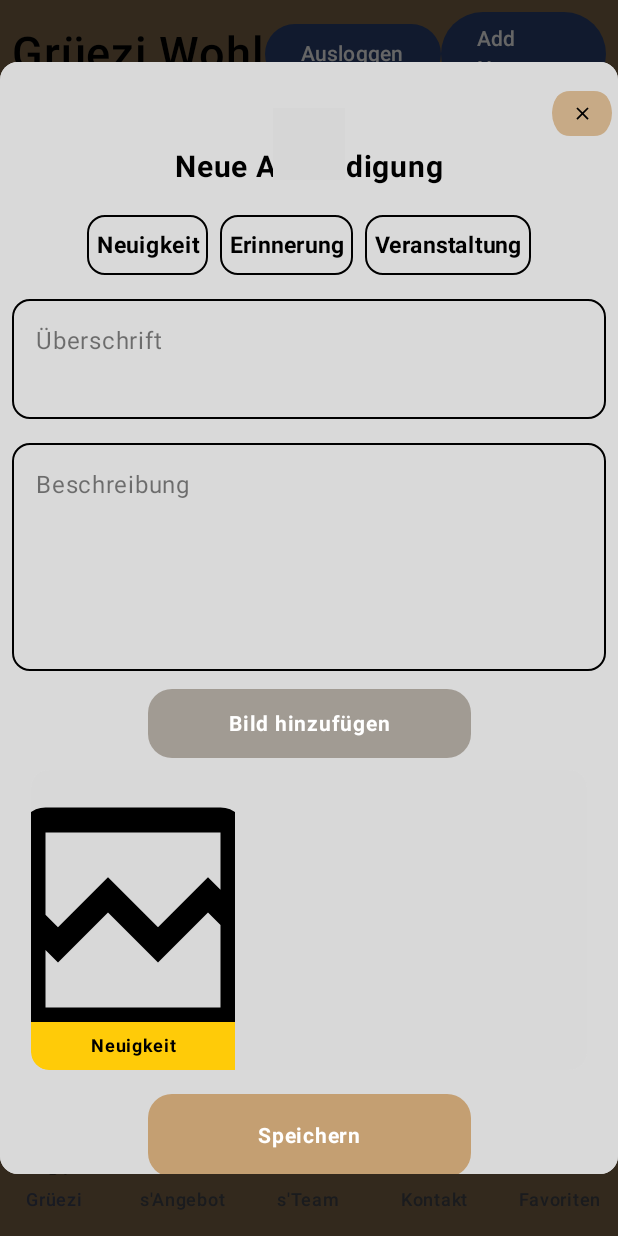
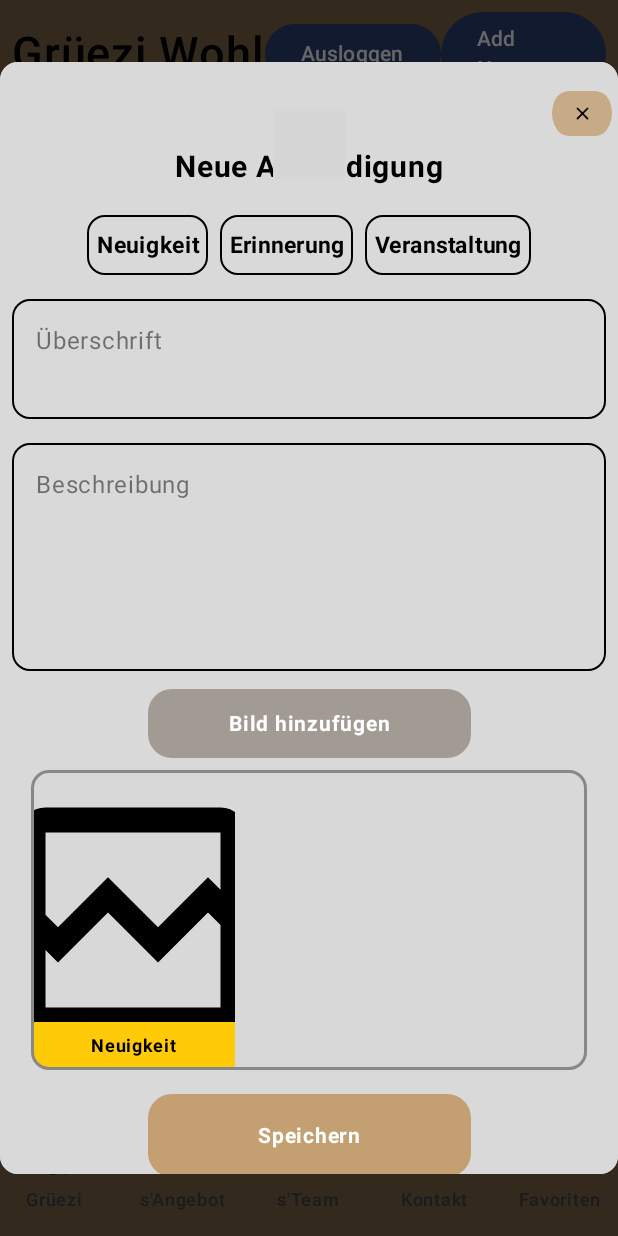
Before and after one commit to JensHuelsenbeck/ChaesStoekli, an Android app built with Jetpack Compose: the NewsScreen screen opened through its navigation route, after a tap on "Add News", on a phone screen of 412 x 824 dp. Run offline under Robolectric (Android 15) with nearby library versions, the light colour scheme and no system bars; our stand-ins replace Firebase (no records; nobody signed in at launch, a user with empty details on screens opened directly); pictures from the network do not load; 3 statements that could not run were skipped; grey boxes are pictures that could not be loaded.

Commit message:
ConfirmationDialog für die AddNews fertig

```diff
--- a/app/src/main/java/com/example/cheas_stoeckli/ui/components/Dialog/AddPictureButton.kt
+++ b/app/src/main/java/com/example/cheas_stoeckli/ui/components/AddNewsDialog/AddPictureButton.kt
@@ -1,4 +1,4 @@
-package com.example.cheas_stoeckli.ui.components.Dialog
+package com.example.cheas_stoeckli.ui.components.AddNewsDialog
 
 import androidx.compose.foundation.clickable
 import androidx.compose.foundation.layout.Box
--- a/app/src/main/java/com/example/cheas_stoeckli/ui/components/Dialog/DialogTextField.kt
+++ b/app/src/main/java/com/example/cheas_stoeckli/ui/components/AddNewsDialog/DialogTextField.kt
@@ -1,4 +1,4 @@
-package com.example.cheas_stoeckli.ui.components.Dialog
+package com.example.cheas_stoeckli.ui.components.AddNewsDialog
 
 import androidx.compose.foundation.layout.Spacer
 import androidx.compose.foundation.layout.fillMaxWidth
--- a/app/src/main/java/com/example/cheas_stoeckli/ui/components/Dialog/EnumItem.kt
+++ b/app/src/main/java/com/example/cheas_stoeckli/ui/components/AddNewsDialog/EnumItem.kt
@@ -1,4 +1,4 @@
-package com.example.cheas_stoeckli.ui.components.Dialog
+package com.example.cheas_stoeckli.ui.components.AddNewsDialog
 
 import androidx.compose.foundation.background
 import androidx.compose.foundation.border
--- a/app/src/main/java/com/example/cheas_stoeckli/ui/components/Dialog/NewsAddDialog.kt
+++ b/app/src/main/java/com/example/cheas_stoeckli/ui/components/AddNewsDialog/NewsAddDialog.kt
@@ -1,10 +1,11 @@
-package com.example.cheas_stoeckli.ui.components.Dialog
+package com.example.cheas_stoeckli.ui.components.AddNewsDialog
 
 import android.net.Uri
 import androidx.activity.compose.rememberLauncherForActivityResult
 import androidx.activity.result.contract.ActivityResultContracts
 import androidx.compose.animation.AnimatedVisibility
 import androidx.compose.foundation.background
+import androidx.compose.foundation.border
 import androidx.compose.foundation.layout.Arrangement
 import androidx.compose.foundation.layout.Box
 import androidx.compose.foundation.layout.Column
@@ -29,6 +30,8 @@ import androidx.compose.material3.Surface
 import androidx.compose.material3.Text
 import androidx.compose.runtime.Composable
 import androidx.compose.runtime.MutableState
+import androidx.compose.runtime.mutableStateOf
+import androidx.compose.runtime.remember
 import androidx.compose.ui.Alignment
 import androidx.compose.ui.Modifier
 import androidx.compose.ui.graphics.Color
@@ -47,8 +50,9 @@ import org.koin.androidx.compose.koinViewModel
 fun NewsAddDialog(
     viewModel: NewsAddViewModel = koinViewModel(),
     isDialogOpen: MutableState<Boolean>,
-    modifier: Modifier = Modifier
 ) {
+
+    val showConfirmDialog = remember { mutableStateOf(false) }
 
     val launcher = rememberLauncherForActivityResult(
         contract = ActivityResultContracts.GetContent()
@@ -59,9 +63,7 @@ fun NewsAddDialog(
     }
 
     Dialog(
-        onDismissRequest = {
-            viewModel.setValuablesToEmpty()
-            isDialogOpen.value = false },
+        onDismissRequest = { showConfirmDialog.value = true },
     ) {
         Surface(
             shape = RoundedCornerShape(12.dp),
@@ -88,10 +90,8 @@ fun NewsAddDialog(
                     Row(
                         horizontalArrangement = Arrangement.End, modifier = Modifier.fillMaxWidth()
                     ) {
-                        IconButton(onClick = {
-                            viewModel.setValuablesToEmpty()
-                            isDialogOpen.value = false
-                        }) {
+                        IconButton(onClick = { showConfirmDialog.value = true }
+                        ) {
                             Icon(
                                 imageVector = Icons.Filled.Close,
                                 contentDescription = "",
@@ -172,7 +172,10 @@ fun NewsAddDialog(
                     AddPictureButton(
                         onClickAddPicture = { launcher.launch("image/*") })
                     Spacer(Modifier.height(8.dp))
-                    NewsCard(viewModel.previewNews)
+                    NewsCard(
+                        news = viewModel.previewNews,
+                        modifier = Modifier.border(2.dp, Color.Gray, RoundedCornerShape(12.dp)),
+                    )
                     Spacer(Modifier.height(8.dp))
                     SaveNewsButton(
                         onClickSaveNews = {
@@ -192,4 +195,12 @@ fun NewsAddDialog(
             }
         }
     }
+    if (showConfirmDialog.value) {
+        ConfirmDialog(
+            confirmText = "Zurück zu Grüezi Wohl? Dabei werden alle Eingaben verworfen.",
+            showConfirmDialog = showConfirmDialog,
+            showAddDialog = isDialogOpen,
+            viewModel = viewModel,
+        )
+    }
 }
--- a/app/src/main/java/com/example/cheas_stoeckli/ui/components/Dialog/SaveNewsButton.kt
+++ b/app/src/main/java/com/example/cheas_stoeckli/ui/components/AddNewsDialog/SaveNewsButton.kt
@@ -1,4 +1,4 @@
-package com.example.cheas_stoeckli.ui.components.Dialog
+package com.example.cheas_stoeckli.ui.components.AddNewsDialog
 
 import androidx.compose.foundation.clickable
 import androidx.compose.foundation.layout.Box
--- a/app/src/main/java/com/example/cheas_stoeckli/ui/components/News/NewsCard.kt
+++ b/app/src/main/java/com/example/cheas_stoeckli/ui/components/News/NewsCard.kt
@@ -40,10 +40,11 @@ import com.example.cheas_stoeckli.ui.theme.newsEnumColor
 @Composable
 fun NewsCard(
     news: News,
+    modifier: Modifier = Modifier
 ) {
     Card(
         colors = CardDefaults.cardColors(cardBackgroundPrimary),
-        modifier = Modifier
+        modifier = modifier
             .fillMaxWidth(0.9f)
             .height(200.dp)
             .combinedClickable(
--- /dev/null
+++ b/app/src/main/java/com/example/cheas_stoeckli/ui/components/News/NewsDetaisl.kt
@@ -0,0 +1,4 @@
+package com.example.cheas_stoeckli.ui.components.News
+
+class NewsDetaisl {
+}
--- a/app/src/main/java/com/example/cheas_stoeckli/ui/screens/NewsScreen.kt
+++ b/app/src/main/java/com/example/cheas_stoeckli/ui/screens/NewsScreen.kt
@@ -16,7 +16,7 @@ import androidx.compose.runtime.remember
 import androidx.compose.ui.Alignment
 import androidx.compose.ui.Modifier
 import androidx.compose.ui.unit.dp
-import com.example.cheas_stoeckli.ui.components.Dialog.NewsAddDialog
+import com.example.cheas_stoeckli.ui.components.AddNewsDialog.NewsAddDialog
 import com.example.cheas_stoeckli.ui.components.Header
 import com.example.cheas_stoeckli.ui.components.News.NewsList
 import com.example.cheas_stoeckli.ui.theme.screenBackgroundPrimary
```
Also changed, not shown: app/src/main/java/com/example/cheas_stoeckli/ui/components/AddNewsDialog/ConfirmDialog.kt (added, +46 -0 lines), app/src/main/java/com/example/cheas_stoeckli/ui/components/ConfirmDialog.kt (deleted, +0 -24 lines).
